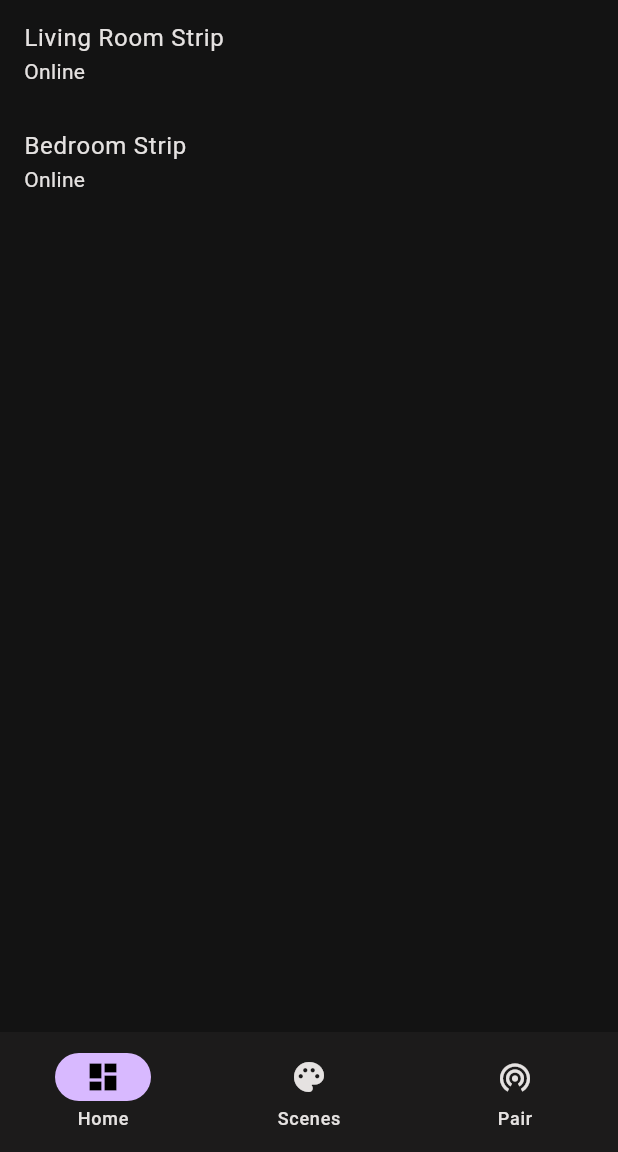
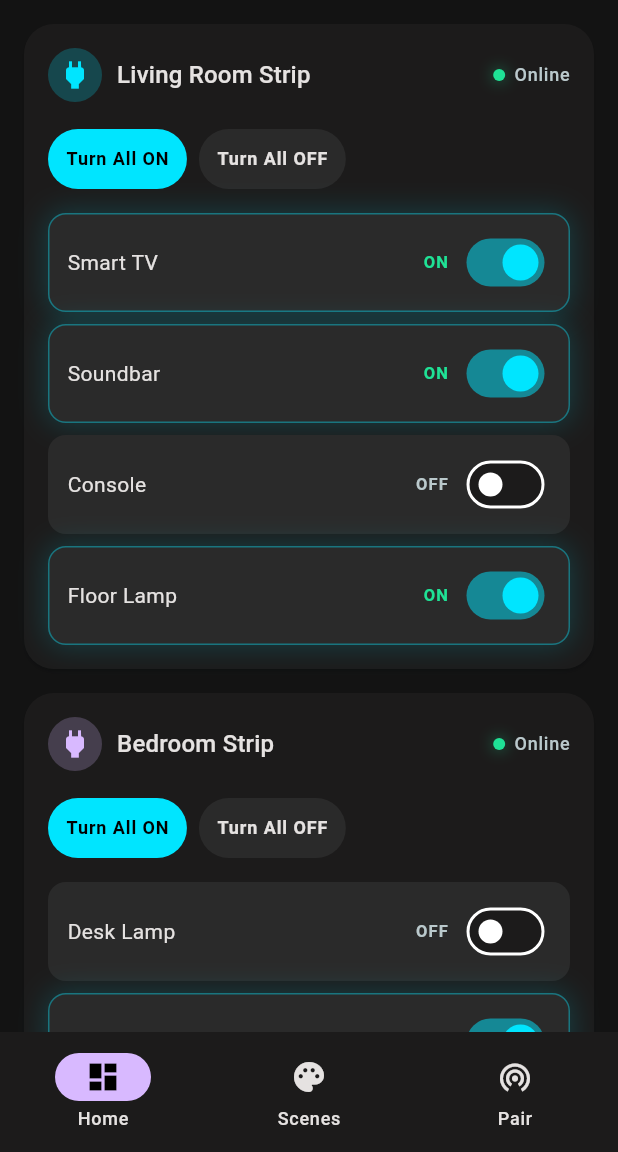
Before and after one commit to oaboelazm/PlugMate, a Flutter app: the screen it shows after launch, on a phone screen of 412 x 824 dp, the part 84-1236 px from its top. Run offline on Flutter 3.47's test engine with Material 3 defaults, Android fonts, the phone set to English and light mode, and no system bars; our stand-ins replace flutter_riverpod.

Commit message:
Add reusable device UI widgets and refactor home screen
Agent-Logs-Url: https://github.com/oaboelazm/PlugMate/sessions/122d389c-1ece-4e77-ba18-75d4b7fa25af

Co-authored-by: oaboelazm <18471756+oaboelazm@users.noreply.github.com>

```diff
--- a/plugmate_app/lib/features/devices/presentation/screens/home_screen.dart
+++ b/plugmate_app/lib/features/devices/presentation/screens/home_screen.dart
@@ -4,6 +4,7 @@ import 'package:flutter_riverpod/flutter_riverpod.dart';
 import '../../../pairing/presentation/screens/pairing_screen.dart';
 import '../../../scenes/presentation/screens/scenes_screen.dart';
 import '../providers/device_providers.dart';
+import '../widgets/device_card.dart';
 
 class HomeScreen extends ConsumerStatefulWidget {
   const HomeScreen({super.key});
@@ -18,6 +19,7 @@ class _HomeScreenState extends ConsumerState<HomeScreen> {
   @override
   Widget build(BuildContext context) {
     final devices = ref.watch(deviceControllerProvider);
+    final controller = ref.read(deviceControllerProvider.notifier);
 
     final pages = [
       Scaffold(
@@ -26,12 +28,24 @@ class _HomeScreenState extends ConsumerState<HomeScreen> {
           loading: () => const Center(child: CircularProgressIndicator()),
           error: (error, _) => Center(child: Text('Error: $error')),
           data: (items) => ListView.builder(
+            padding: const EdgeInsets.only(top: 8, bottom: 24),
             itemCount: items.length,
             itemBuilder: (context, index) {
               final device = items[index];
-              return ListTile(
-                title: Text(device.name),
-                subtitle: Text(device.isOnline ? 'Online' : 'Offline'),
+              return DeviceCard(
+                device: device,
+                onTurnAllOn: () => controller.setAllSockets(
+                  deviceId: device.id,
+                  isOn: true,
+                ),
+                onTurnAllOff: () => controller.setAllSockets(
+                  deviceId: device.id,
+                  isOn: false,
+                ),
+                onSocketToggle: (socket) => controller.toggleSocket(
+                  deviceId: device.id,
+                  socketId: socket.id,
+                ),
               );
             },
           ),
--- /dev/null
+++ b/plugmate_app/lib/features/devices/presentation/widgets/device_action_button.dart
@@ -0,0 +1,35 @@
+import 'package:flutter/material.dart';
+
+import '../../../../core/theme/app_theme.dart';
+
+class DeviceActionButton extends StatelessWidget {
+  const DeviceActionButton({
+    required this.label,
+    required this.onPressed,
+    this.isPrimary = false,
+    super.key,
+  });
+
+  final String label;
+  final VoidCallback onPressed;
+  final bool isPrimary;
+
+  @override
+  Widget build(BuildContext context) {
+    return FilledButton(
+      style: FilledButton.styleFrom(
+        backgroundColor:
+            isPrimary ? AppColors.primary : AppColors.surfaceContainerHigh,
+        foregroundColor: isPrimary ? Colors.black : AppColors.onSurface,
+        padding: const EdgeInsets.symmetric(horizontal: 12, vertical: 8),
+        textStyle: const TextStyle(
+          fontSize: 12,
+          fontWeight: FontWeight.w700,
+          letterSpacing: 0.6,
+        ),
+      ),
+      onPressed: onPressed,
+      child: Text(label),
+    );
+  }
+}
--- /dev/null
+++ b/plugmate_app/lib/features/devices/presentation/widgets/device_card.dart
@@ -0,0 +1,109 @@
+import 'package:flutter/material.dart';
+
+import '../../../../core/theme/app_theme.dart';
+import '../../domain/models/device.dart';
+import '../../domain/models/plug_socket.dart';
+import 'device_action_button.dart';
+import 'socket_toggle_tile.dart';
+
+class DeviceCard extends StatelessWidget {
+  const DeviceCard({
+    required this.device,
+    required this.onTurnAllOn,
+    required this.onTurnAllOff,
+    required this.onSocketToggle,
+    super.key,
+  });
+
+  final Device device;
+  final VoidCallback onTurnAllOn;
+  final VoidCallback onTurnAllOff;
+  final ValueChanged<PlugSocket> onSocketToggle;
+
+  @override
+  Widget build(BuildContext context) {
+    final statusColor = device.isOnline ? AppColors.success : AppColors.onSurfaceVariant;
+
+    return Card(
+      margin: const EdgeInsets.symmetric(horizontal: 16, vertical: 8),
+      shape: RoundedRectangleBorder(borderRadius: BorderRadius.circular(20)),
+      child: Padding(
+        padding: const EdgeInsets.all(16),
+        child: Column(
+          crossAxisAlignment: CrossAxisAlignment.start,
+          children: [
+            Row(
+              children: [
+                CircleAvatar(
+                  radius: 18,
+                  backgroundColor: device.color.withValues(alpha: 0.22),
+                  child: Icon(
+                    Icons.power,
+                    color: device.color,
+                  ),
+                ),
+                const SizedBox(width: 10),
+                Expanded(
+                  child: Text(
+                    device.name,
+                    style: Theme.of(context).textTheme.titleMedium,
+                  ),
+                ),
+                Container(
+                  width: 8,
+                  height: 8,
+                  decoration: BoxDecoration(
+                    color: statusColor,
+                    shape: BoxShape.circle,
+                    boxShadow: [
+                      BoxShadow(
+                        color: statusColor.withValues(alpha: 0.5),
+                        blurRadius: 8,
+                      ),
+                    ],
+                  ),
+                ),
+                const SizedBox(width: 6),
+                Text(
+                  device.isOnline ? 'Online' : 'Offline',
+                  style: Theme.of(context)
+                      .textTheme
+                      .labelMedium
+                      ?.copyWith(color: AppColors.onSurfaceVariant),
+                ),
+              ],
+            ),
+            const SizedBox(height: 14),
+            Row(
+              children: [
+                DeviceActionButton(
+                  label: 'Turn All ON',
+                  isPrimary: true,
+                  onPressed: onTurnAllOn,
+                ),
+                const SizedBox(width: 8),
+                DeviceActionButton(
+                  label: 'Turn All OFF',
+                  onPressed: onTurnAllOff,
+                ),
+              ],
+            ),
+            const SizedBox(height: 12),
+            Column(
+              children: [
+                for (final socket in device.sockets) ...[
+                  SocketToggleTile(
+                    socket: socket,
+                    onToggle: (_) => onSocketToggle(socket),
+                  ),
+                  if (socket.id != device.sockets.last.id)
+                    const SizedBox(height: 8),
+                ],
+              ],
+            ),
+          ],
+        ),
+      ),
+    );
+  }
+}
--- /dev/null
+++ b/plugmate_app/lib/features/devices/presentation/widgets/socket_toggle_tile.dart
@@ -0,0 +1,70 @@
+import 'package:flutter/material.dart';
+
+import '../../../../core/theme/app_theme.dart';
+import '../../domain/models/plug_socket.dart';
+
+class SocketToggleTile extends StatelessWidget {
+  const SocketToggleTile({
+    required this.socket,
+    required this.onToggle,
+    super.key,
+  });
+
+  final PlugSocket socket;
+  final ValueChanged<bool> onToggle;
+
+  @override
+  Widget build(BuildContext context) {
+    return AnimatedContainer(
+      duration: const Duration(milliseconds: 220),
+      curve: Curves.easeOut,
+      padding: const EdgeInsets.symmetric(horizontal: 12, vertical: 8),
+      decoration: BoxDecoration(
+        color: AppColors.surfaceContainerHigh,
+        borderRadius: BorderRadius.circular(12),
+        border: Border.all(
+          color: socket.isOn
+              ? AppColors.primary.withValues(alpha: 0.4)
+              : Colors.transparent,
+        ),
+        boxShadow: socket.isOn
+            ? [
+                BoxShadow(
+                  color: AppColors.primary.withValues(alpha: 0.18),
+                  blurRadius: 16,
+                  spreadRadius: 1,
+                ),
+              ]
+            : const [],
+      ),
+      child: Row(
+        children: [
+          Expanded(
+            child: Text(
+              socket.name,
+              style: Theme.of(context).textTheme.bodyMedium,
+              overflow: TextOverflow.ellipsis,
+            ),
+          ),
+          const SizedBox(width: 8),
+          AnimatedDefaultTextStyle(
+            duration: const Duration(milliseconds: 220),
+            style: TextStyle(
+              fontSize: 11,
+              fontWeight: FontWeight.w700,
+              letterSpacing: 0.8,
+              color: socket.isOn ? AppColors.success : AppColors.onSurfaceVariant,
+            ),
+            child: Text(socket.isOn ? 'ON' : 'OFF'),
+          ),
+          const SizedBox(width: 8),
+          Switch.adaptive(
+            value: socket.isOn,
+            activeColor: AppColors.primary,
+            onChanged: onToggle,
+          ),
+        ],
+      ),
+    );
+  }
+}
```
